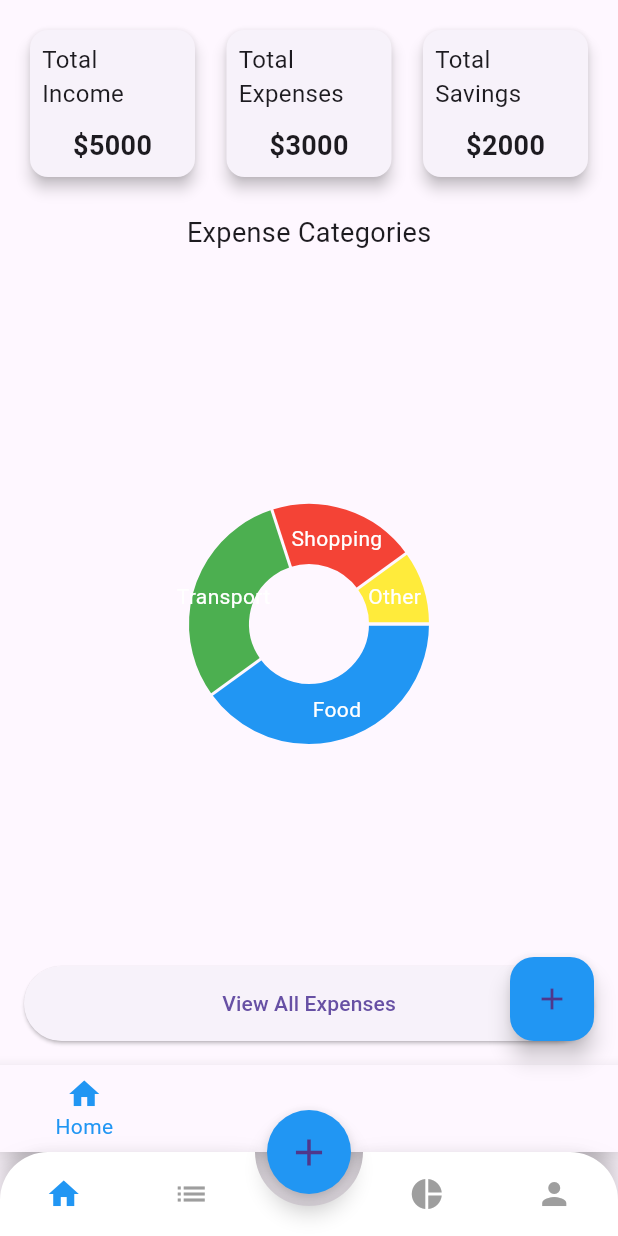
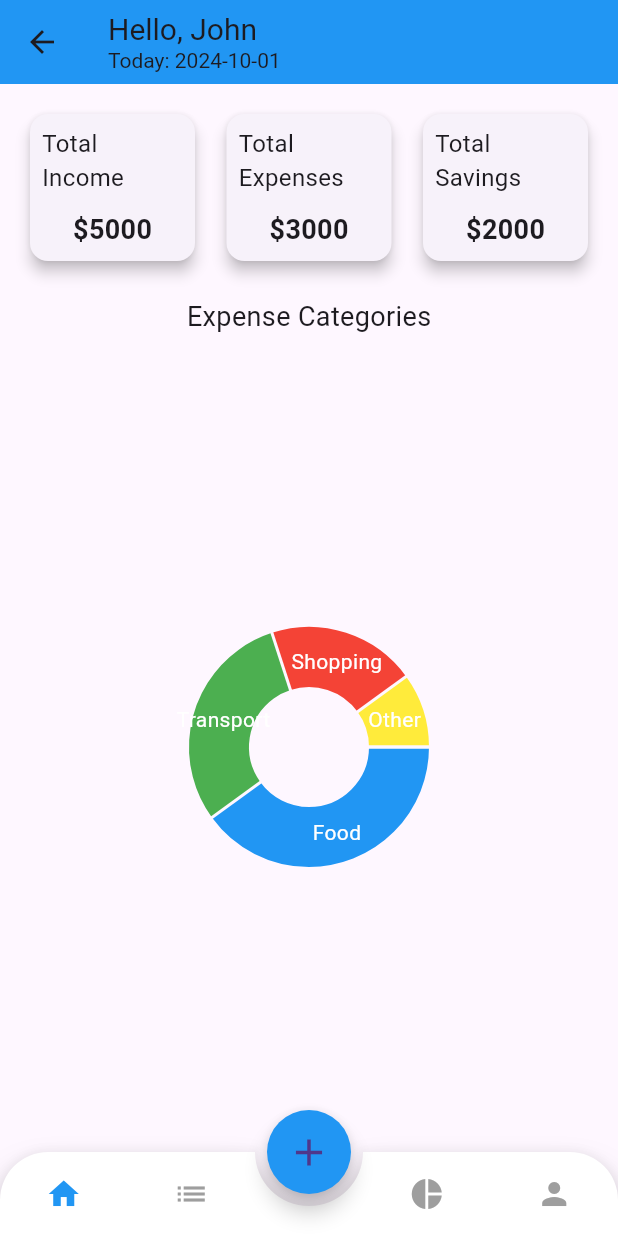
Before and after one commit to ajayrana78767/Personal-Finance-Tracker-App, a Flutter app: the screen it shows after launch, after a tap on "Login", on a phone screen of 412 x 824 dp. Run offline on Flutter 3.47's test engine with Material 3 defaults, Android fonts, the phone set to English and light mode, and no system bars; drawn by our look-alikes of animated_bottom_navigation_bar, fl_chart.

Commit message:
Refactor Code
"Refactor HomeScreen and MainScreen, remove navigation and bottom navigation bar, and update LoginScreen navigation"

```diff
--- a/lib/screens/home_screen.dart
+++ b/lib/screens/home_screen.dart
@@ -1,11 +1,6 @@
 // ignore_for_file: library_private_types_in_public_api
-
 import 'package:flutter/material.dart';
 import 'package:fl_chart/fl_chart.dart';
-import 'package:personal_finance_tracker_app/screens/add_expense_screen.dart';
-import 'package:personal_finance_tracker_app/screens/charts_screen.dart';
-import 'package:personal_finance_tracker_app/screens/profile_screen.dart';
-import 'package:personal_finance_tracker_app/screens/view_expenses_screen.dart';
 
 class HomeScreen extends StatefulWidget {
   const HomeScreen({super.key});
@@ -15,114 +10,6 @@ class HomeScreen extends StatefulWidget {
 }
 
 class _HomeScreenState extends State<HomeScreen> {
-  int _selectedIndex = 0; // Track the selected index
-
-  // Method to switch between screens
-  void _onItemTapped(int index) {
-    setState(() {
-      _selectedIndex = index;
-    });
-  }
-
-  // List of widgets to show based on the selected tab
-  final List<Widget> _screens = [
-    const HomeDashboard(), // Home Screen with dashboard content
-    const AddExpenseScreen(), // Add Expense screen
-    const ViewExpensesScreen(), // View Expenses screen
-    const ChartsScreen(), // Charts screen
-    const ProfileScreen(), // Profile screen
-  ];
-
-  @override
-  Widget build(BuildContext context) {
-    return Scaffold(
-      // appBar: AppBar(
-      //   title: Column(
-      //     crossAxisAlignment: CrossAxisAlignment.start,
-      //     children: [
-      //       const Text('Hello, John', style: TextStyle(fontSize: 20)),
-      //       Text('Today: ${DateTime.now().toString().substring(0, 10)}',
-      //           style: const TextStyle(fontSize: 14)),
-      //     ],
-      //   ),
-      //   backgroundColor: Colors.blue,
-      // ),
-      body:
-          _screens[_selectedIndex], // Display the screen based on selected tab
-
-      // Floating Action Button for Add Expense
-      floatingActionButton: FloatingActionButton(
-        onPressed: () {
-          Navigator.push(
-            context,
-            MaterialPageRoute(builder: (context) => const AddExpenseScreen()),
-          );
-        },
-        backgroundColor: Colors.blue,
-        child: const Icon(Icons.add),
-      ),
-
-      // Bottom Navigation Bar
-      bottomNavigationBar: BottomNavigationBar(
-        items: const <BottomNavigationBarItem>[
-          BottomNavigationBarItem(icon: Icon(Icons.home), label: 'Home'),
-          BottomNavigationBarItem(icon: Icon(Icons.add), label: 'Add Expense'),
-          BottomNavigationBarItem(icon: Icon(Icons.list), label: 'Expenses'),
-          BottomNavigationBarItem(icon: Icon(Icons.pie_chart), label: 'Charts'),
-          BottomNavigationBarItem(icon: Icon(Icons.person), label: 'Profile'),
-        ],
-        currentIndex: _selectedIndex, // Highlight the selected tab
-        selectedItemColor: Colors.blue,
-        onTap: _onItemTapped, // Handle tab selection
-      ),
-    );
-  }
-}
-
-// Separate widgets for each screen content
-
-class HomeDashboard extends StatelessWidget {
-  const HomeDashboard({super.key});
-
-  @override
-  Widget build(BuildContext context) {
-    return Padding(
-      padding: const EdgeInsets.all(16.0),
-      child: Column(
-        children: [
-          Row(
-            mainAxisAlignment: MainAxisAlignment.spaceBetween,
-            children: [
-              _buildSummaryCard('Total Income', '\$5000'),
-              _buildSummaryCard('Total Expenses', '\$3000'),
-              _buildSummaryCard('Total Savings', '\$2000'),
-            ],
-          ),
-          const SizedBox(height: 20),
-          Expanded(
-            child: Column(
-              children: [
-                const Text('Expense Categories',
-                    style: TextStyle(fontSize: 18)),
-                const SizedBox(height: 20),
-                Expanded(child: _buildPieChart()),
-              ],
-            ),
-          ),
-          ElevatedButton(
-            onPressed: () {
-              // Handle "View All Expenses"
-            },
-            style: ElevatedButton.styleFrom(
-              minimumSize: const Size(double.infinity, 50),
-            ),
-            child: const Text('View All Expenses'),
-          ),
-        ],
-      ),
-    );
-  }
-
   // Summary card and pie chart code remains the same
   Widget _buildSummaryCard(String title, String amount) {
     return Card(
@@ -178,4 +65,47 @@ class HomeDashboard extends StatelessWidget {
       ),
     );
   }
+
+  @override
+  Widget build(BuildContext context) {
+    return Scaffold(
+      appBar: AppBar(
+        title: Column(
+          crossAxisAlignment: CrossAxisAlignment.start,
+          children: [
+            const Text('Hello, John', style: TextStyle(fontSize: 20)),
+            Text('Today: ${DateTime.now().toString().substring(0, 10)}',
+                style: const TextStyle(fontSize: 14)),
+          ],
+        ),
+        backgroundColor: Colors.blue,
+      ),
+      body: Padding(
+        padding: const EdgeInsets.all(16.0),
+        child: Column(
+          children: [
+            Row(
+              mainAxisAlignment: MainAxisAlignment.spaceBetween,
+              children: [
+                _buildSummaryCard('Total Income', '\$5000'),
+                _buildSummaryCard('Total Expenses', '\$3000'),
+                _buildSummaryCard('Total Savings', '\$2000'),
+              ],
+            ),
+            const SizedBox(height: 20),
+            Expanded(
+              child: Column(
+                children: [
+                  const Text('Expense Categories',
+                      style: TextStyle(fontSize: 18)),
+                  const SizedBox(height: 20),
+                  Expanded(child: _buildPieChart()),
+                ],
+              ),
+            ),
+          ],
+        ),
+      ),
+    );
+  }
 }
--- a/lib/screens/login_screen.dart
+++ b/lib/screens/login_screen.dart
@@ -1,5 +1,4 @@
 import 'package:flutter/material.dart';
-import 'package:personal_finance_tracker_app/screens/home_screen.dart';
 import 'package:personal_finance_tracker_app/screens/main_screen.dart';
 
 class LoginScreen extends StatelessWidget {
@@ -38,7 +37,7 @@ class LoginScreen extends StatelessWidget {
                 Navigator.push(
                     context,
                     MaterialPageRoute(
-                        builder: (context) =>  MainScreen()));
+                        builder: (context) =>  const MainScreen()));
                 // Handle login
               },
               style: ElevatedButton.styleFrom(
--- a/lib/screens/main_screen.dart
+++ b/lib/screens/main_screen.dart
@@ -1,3 +1,5 @@
+// ignore_for_file: library_private_types_in_public_api
+
 import 'package:animated_bottom_navigation_bar/animated_bottom_navigation_bar.dart';
 import 'package:flutter/material.dart';
 import 'package:personal_finance_tracker_app/screens/charts_screen.dart';
@@ -7,6 +9,8 @@ import 'package:personal_finance_tracker_app/screens/add_expense_screen.dart';
 import 'package:personal_finance_tracker_app/screens/view_expenses_screen.dart';
 
 class MainScreen extends StatefulWidget {
+  const MainScreen({super.key});
+
   @override
   _MainScreenState createState() => _MainScreenState();
 }
@@ -55,9 +59,9 @@ class _MainScreenState extends State<MainScreen> with TickerProviderStateMixin {
             MaterialPageRoute(builder: (context) => const AddExpenseScreen()),
           );
         },
-        child: const Icon(Icons.add, size: 30),
         backgroundColor: Colors.blue,
         shape: const CircleBorder(),
+        child: const Icon(Icons.add, size: 30),
       ),
       floatingActionButtonLocation: FloatingActionButtonLocation.centerDocked,
 
```
